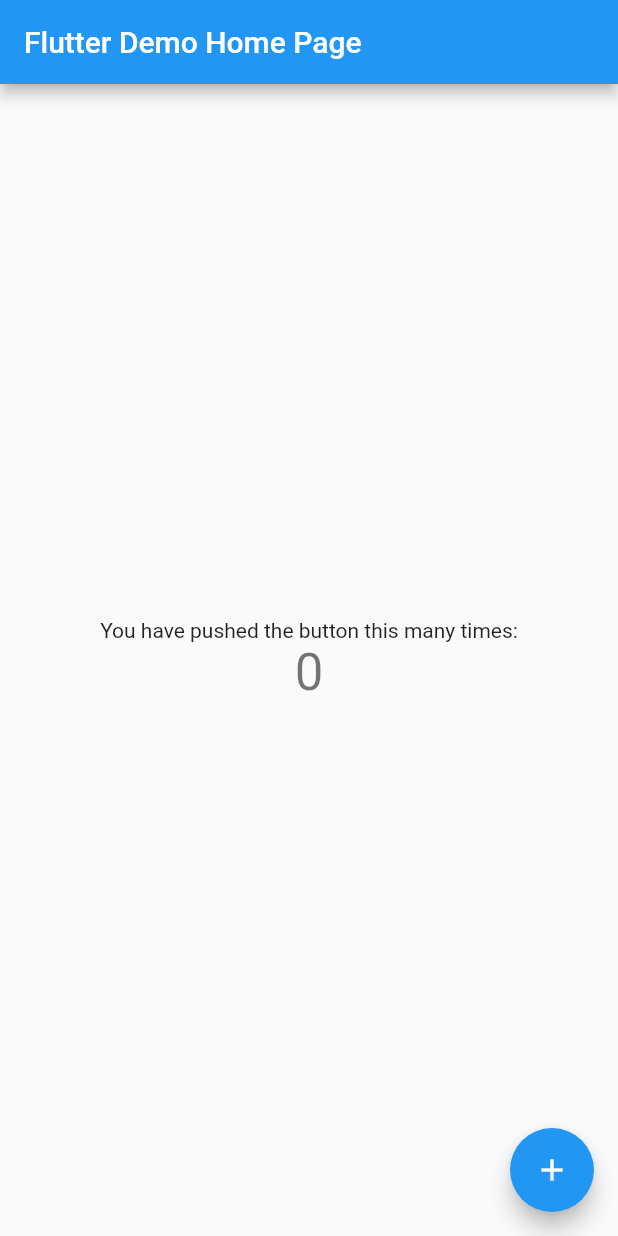
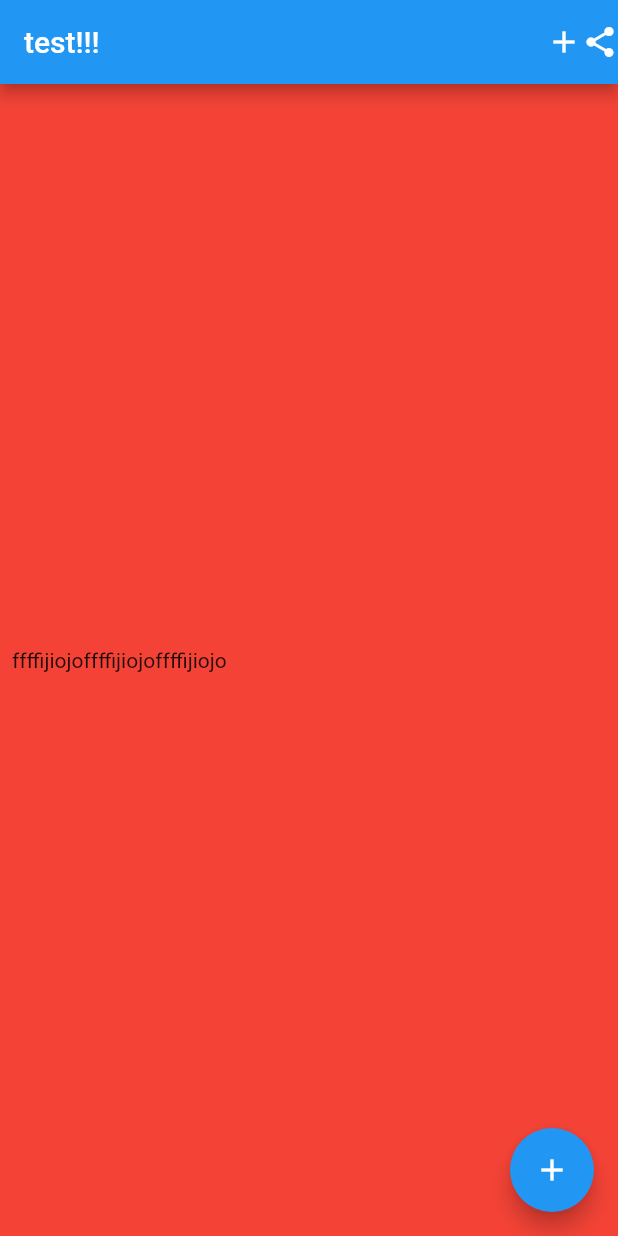
Before and after one commit to takumi1005/flutter-lerning, a Flutter app: the screen it shows after launch, on a phone screen of 412 x 824 dp. Run offline on Flutter 3.47's test engine with Material 2 defaults, Android fonts, the phone set to English and light mode, and no system bars.

Commit message:
Widgetの基本

```diff
--- a/lib/main.dart
+++ b/lib/main.dart
@@ -11,15 +11,6 @@ class MyApp extends StatelessWidget {
     return MaterialApp(
       title: 'Flutter Demo',
       theme: ThemeData(
-        // This is the theme of your application.
-        //
-        // Try running your application with "flutter run". You'll see the
-        // application has a blue toolbar. Then, without quitting the app, try
-        // changing the primarySwatch below to Colors.green and then invoke
-        // "hot reload" (press "r" in the console where you ran "flutter run",
-        // or simply save your changes to "hot reload" in a Flutter IDE).
-        // Notice that the counter didn't reset back to zero; the application
-        // is not restarted.
         primarySwatch: Colors.blue,
       ),
       home: MyHomePage(title: 'Flutter Demo Home Page'),
@@ -29,16 +20,6 @@ class MyApp extends StatelessWidget {
 
 class MyHomePage extends StatefulWidget {
   MyHomePage({Key key, this.title}) : super(key: key);
-
-  // This widget is the home page of your application. It is stateful, meaning
-  // that it has a State object (defined below) that contains fields that affect
-  // how it looks.
-
-  // This class is the configuration for the state. It holds the values (in this
-  // case the title) provided by the parent (in this case the App widget) and
-  // used by the build method of the State. Fields in a Widget subclass are
-  // always marked "final".
-
   final String title;
 
   @override
@@ -50,57 +31,32 @@ class _MyHomePageState extends State<MyHomePage> {
 
   void _incrementCounter() {
     setState(() {
-      // This call to setState tells the Flutter framework that something has
-      // changed in this State, which causes it to rerun the build method below
-      // so that the display can reflect the updated values. If we changed
-      // _counter without calling setState(), then the build method would not be
-      // called again, and so nothing would appear to happen.
       _counter++;
     });
   }
 
   @override
   Widget build(BuildContext context) {
-    // This method is rerun every time setState is called, for instance as done
-    // by the _incrementCounter method above.
-    //
-    // The Flutter framework has been optimized to make rerunning build methods
-    // fast, so that you can just rebuild anything that needs updating rather
-    // than having to individually change instances of widgets.
     return Scaffold(
       appBar: AppBar(
-        // Here we take the value from the MyHomePage object that was created by
-        // the App.build method, and use it to set our appbar title.
-        title: Text(widget.title),
+        title: Text('test!!!'),
+        actions: <Widget>[
+          Icon(Icons.add),
+          Icon(Icons.share),
+        ],
       ),
-      body: Center(
-        // Center is a layout widget. It takes a single child and positions it
-        // in the middle of the parent.
-        child: Column(
-          // Column is also a layout widget. It takes a list of children and
-          // arranges them vertically. By default, it sizes itself to fit its
-          // children horizontally, and tries to be as tall as its parent.
-          //
-          // Invoke "debug painting" (press "p" in the console, choose the
-          // "Toggle Debug Paint" action from the Flutter Inspector in Android
-          // Studio, or the "Toggle Debug Paint" command in Visual Studio Code)
-          // to see the wireframe for each widget.
-          //
-          // Column has various properties to control how it sizes itself and
-          // how it positions its children. Here we use mainAxisAlignment to
-          // center the children vertically; the main axis here is the vertical
-          // axis because Columns are vertical (the cross axis would be
-          // horizontal).
-          mainAxisAlignment: MainAxisAlignment.center,
-          children: <Widget>[
-            Text(
-              'You have pushed the button this many times:',
-            ),
-            Text(
-              '$_counter',
-              style: Theme.of(context).textTheme.headline4,
-            ),
-          ],
+      body: Container(
+        height: double.infinity,
+        color: Colors.red,
+        child: Padding(
+          padding: EdgeInsets.all(8.0),
+          child: Row(
+            children: <Widget>[
+              Text('ffffijiojo'),
+              Text('ffffijiojo'),
+              Text('ffffijiojo'),
+            ],
+          ),
         ),
       ),
       floatingActionButton: FloatingActionButton(
```
